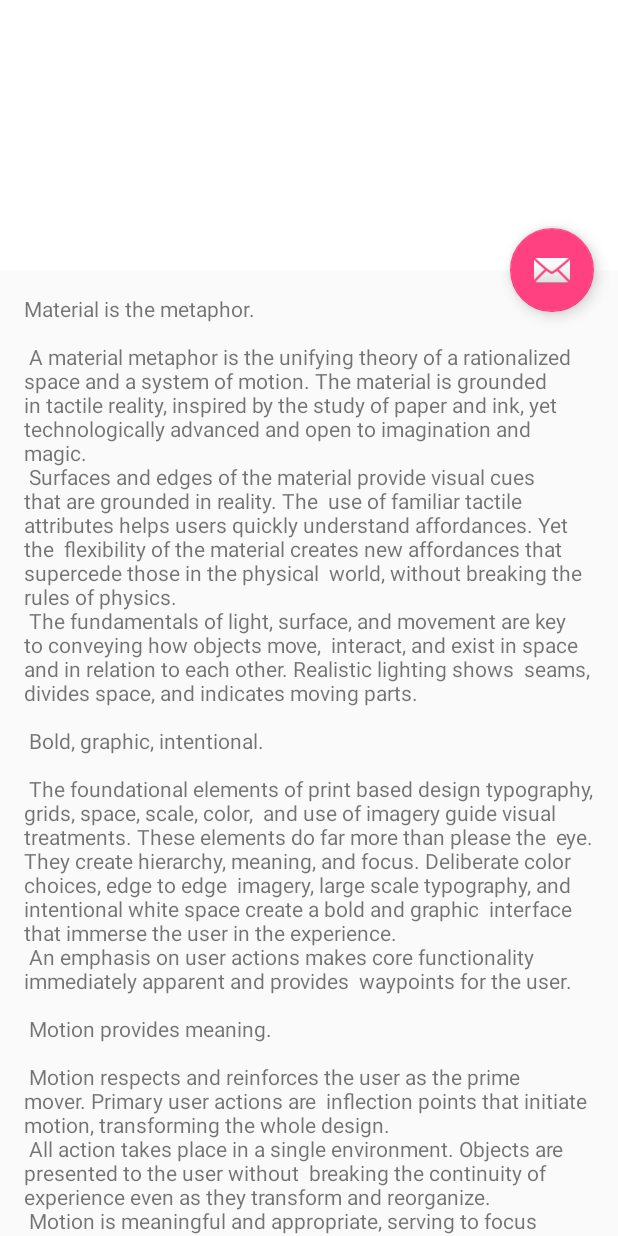
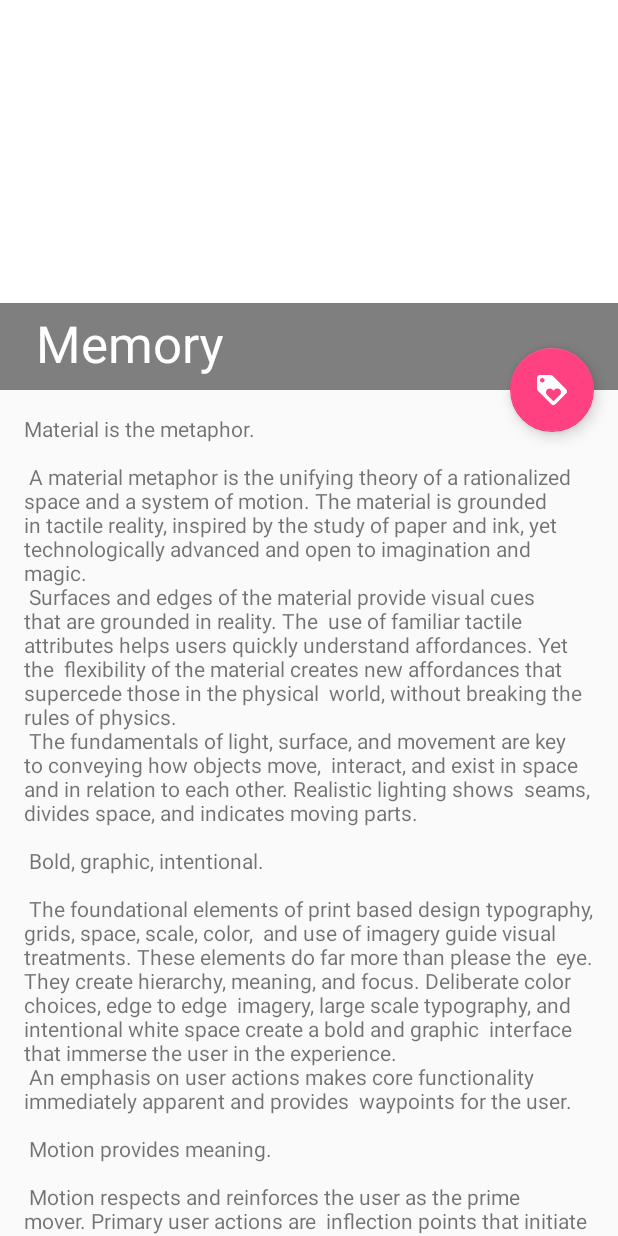
Before and after one commit to WangZhiYao/Memory, an Android app: the BookDetailActivity screen opened directly, with no data from a screen before it, on a phone screen of 412 x 824 dp. Run offline under Robolectric (Android 15) with nearby library versions, the phone set to English and light mode, and no system bars; pictures from the network do not load; 1 statement that could not run was skipped.

Commit message:
图书详情界面上半部分完成/2016-11-08

```diff
--- a/app/build.gradle
+++ b/app/build.gradle
@@ -10,6 +10,7 @@ android {
         versionCode 1
         versionName "1.0"
         testInstrumentationRunner "android.support.test.runner.AndroidJUnitRunner"
+        vectorDrawables.useSupportLibrary true
     }
     buildTypes {
         release {
--- a/app/src/main/java/space/levan/memory/view/activity/BookDetailActivity.java
+++ b/app/src/main/java/space/levan/memory/view/activity/BookDetailActivity.java
@@ -13,7 +13,6 @@ import android.widget.ImageView;
 import com.bumptech.glide.Glide;
 import com.bumptech.glide.request.animation.GlideAnimation;
 import com.bumptech.glide.request.target.SimpleTarget;
-import com.uniquestudio.lowpoly.LowPoly;
 
 import space.levan.memory.R;
 
@@ -25,7 +24,7 @@ import space.levan.memory.R;
 
 public class BookDetailActivity extends BaseActivity {
 
-    private String strImage = "https://img3.doubanio.com/lpic/s27389271.jpg";
+    private String strImage = "https://img3.doubanio.com/lpic/s9127731.jpg";
     private ImageView iv_book_img;
     private ImageView iv_book_bg;
 
@@ -60,7 +59,7 @@ public class BookDetailActivity extends BaseActivity {
                     public void onResourceReady(Bitmap resource, GlideAnimation<? super Bitmap> glideAnimation)
                     {
                         iv_book_img.setImageBitmap(resource);
-                        iv_book_bg.setImageBitmap(LowPoly.generate(resource, 5));
+                        iv_book_bg.setImageBitmap(resource);
                     }
                 });
     }
@@ -68,7 +67,7 @@ public class BookDetailActivity extends BaseActivity {
     @Override
     public boolean onCreateOptionsMenu(Menu menu) {
         // Inflate the menu; this adds items to the action bar if it is present.
-        getMenuInflater().inflate(R.menu.main, menu);
+        getMenuInflater().inflate(R.menu.menu_book_detail, menu);
         return true;
     }
 
@@ -80,7 +79,7 @@ public class BookDetailActivity extends BaseActivity {
         int id = item.getItemId();
 
         //noinspection SimplifiableIfStatement
-        if (id == R.id.action_search) {
+        if (id == R.id.action_settings) {
             return true;
         }
         return super.onOptionsItemSelected(item);
--- /dev/null
+++ b/app/src/main/res/drawable-v21/ic_fab_loyalty.xml
@@ -0,0 +1,9 @@
+<vector xmlns:android="http://schemas.android.com/apk/res/android"
+        android:width="24dp"
+        android:height="24dp"
+        android:viewportWidth="24.0"
+        android:viewportHeight="24.0">
+    <path
+        android:fillColor="#FFFFFFFF"
+        android:pathData="M21.41,11.58l-9,-9C12.05,2.22 11.55,2 11,2L4,2c-1.1,0 -2,0.9 -2,2v7c0,0.55 0.22,1.05 0.59,1.42l9,9c0.36,0.36 0.86,0.58 1.41,0.58 0.55,0 1.05,-0.22 1.41,-0.59l7,-7c0.37,-0.36 0.59,-0.86 0.59,-1.41 0,-0.55 -0.23,-1.06 -0.59,-1.42zM5.5,7C4.67,7 4,6.33 4,5.5S4.67,4 5.5,4 7,4.67 7,5.5 6.33,7 5.5,7zM17.27,15.27L13,19.54l-4.27,-4.27C8.28,14.81 8,14.19 8,13.5c0,-1.38 1.12,-2.5 2.5,-2.5 0.69,0 1.32,0.28 1.77,0.74l0.73,0.72 0.73,-0.73c0.45,-0.45 1.08,-0.73 1.77,-0.73 1.38,0 2.5,1.12 2.5,2.5 0,0.69 -0.28,1.32 -0.73,1.77z"/>
+</vector>
--- a/app/src/main/res/layout/activity_book_detail.xml
+++ b/app/src/main/res/layout/activity_book_detail.xml
@@ -11,7 +11,7 @@
     <android.support.design.widget.AppBarLayout
         android:id="@+id/app_bar"
         android:layout_width="match_parent"
-        android:layout_height="@dimen/app_bar_height"
+        android:layout_height="260dp"
         android:fitsSystemWindows="true"
         android:theme="@style/AppTheme.AppBarOverlay">
 
@@ -21,6 +21,8 @@
             android:layout_height="match_parent"
             android:fitsSystemWindows="true"
             app:contentScrim="?attr/colorPrimary"
+            app:expandedTitleMarginBottom="18dp"
+            app:expandedTitleMarginStart="24dp"
             app:layout_scrollFlags="scroll|exitUntilCollapsed">
 
             <ImageView
@@ -41,6 +43,12 @@
                 app:layout_collapseMode="parallax"
                 app:layout_collapseParallaxMultiplier="0.7" />
 
+            <FrameLayout
+                android:layout_width="match_parent"
+                android:layout_height="58dp"
+                android:layout_gravity="bottom"
+                android:background="@color/book_title_mask"/>
+
             <android.support.v7.widget.Toolbar
                 android:id="@+id/toolbar"
                 android:layout_width="match_parent"
@@ -60,6 +68,6 @@
         android:layout_margin="@dimen/fab_margin"
         app:layout_anchor="@id/app_bar"
         app:layout_anchorGravity="bottom|end"
-        app:srcCompat="@android:drawable/ic_dialog_email" />
+        app:srcCompat="@drawable/ic_fab_loyalty" />
 
 </android.support.design.widget.CoordinatorLayout>
--- a/app/src/main/res/values/colors.xml
+++ b/app/src/main/res/values/colors.xml
@@ -6,4 +6,5 @@
 
     <color name="colorWhite">#FFFFFF</color>
     <color name="black_overlay">#66000000</color>
+    <color name="book_title_mask">#80000000</color>
 </resources>
```
